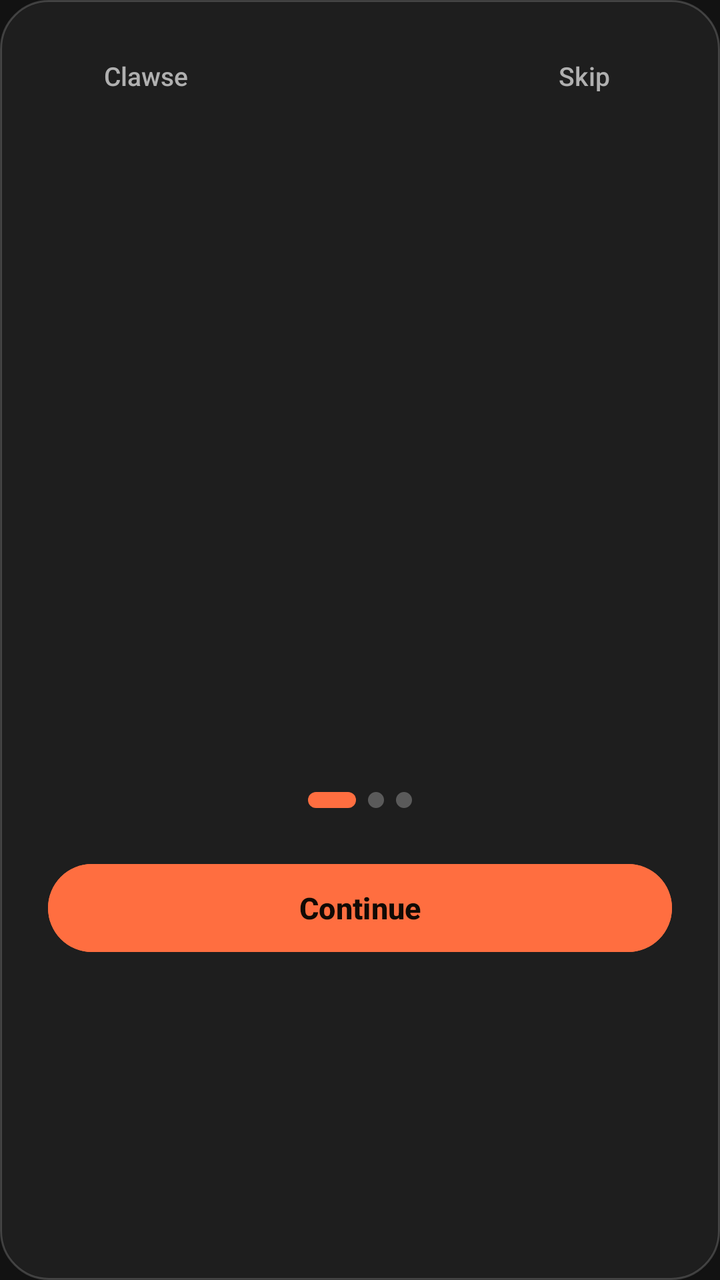
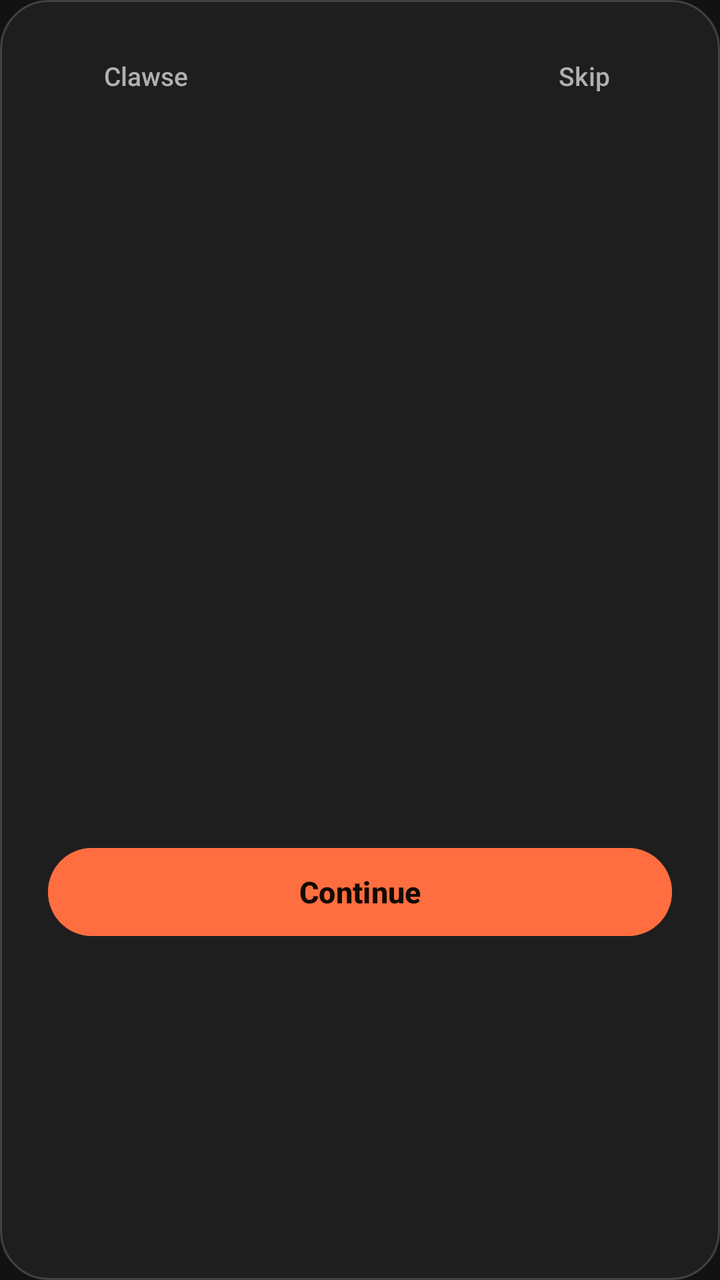

Before-and-after screenshots of an Android layout around one commit, followed by the original layout XML and the change that was made.
<!-- AndroidManifest.xml: application theme Theme.AntiScrollerKitty -->
<!-- res/layout/dialog_onboarding.xml -->
<?xml version="1.0" encoding="utf-8"?>
<LinearLayout xmlns:android="http://schemas.android.com/apk/res/android"
    xmlns:app="http://schemas.android.com/apk/res-auto"
    android:layout_width="match_parent"
    android:layout_height="wrap_content"
    android:orientation="vertical"
    android:background="@drawable/bg_dialog_glass"
    android:paddingStart="24dp"
    android:paddingEnd="24dp"
    android:paddingTop="20dp"
    android:paddingBottom="28dp">

    
    <RelativeLayout
        android:layout_width="match_parent"
        android:layout_height="wrap_content">

        
        <LinearLayout
            android:layout_width="wrap_content"
            android:layout_height="wrap_content"
            android:layout_alignParentStart="true"
            android:layout_centerVertical="true"
            android:gravity="center_vertical"
            android:orientation="horizontal">

            <ImageView
                android:layout_width="20dp"
                android:layout_height="20dp"
                android:src="@mipmap/ic_kitty_launcher"
                android:contentDescription="Clawse" />

            <TextView
                android:layout_width="wrap_content"
                android:layout_height="wrap_content"
                android:layout_marginStart="8dp"
                android:text="Clawse"
                android:textColor="@color/text_secondary"
                android:textSize="13sp"
                android:fontFamily="sans-serif-medium" />
        </LinearLayout>

        
        <com.google.android.material.button.MaterialButton
            android:id="@+id/btnOnboardingSkip"
            android:layout_width="wrap_content"
            android:layout_height="36dp"
            android:layout_alignParentEnd="true"
            android:layout_centerVertical="true"
            android:paddingStart="12dp"
            android:paddingEnd="12dp"
            android:paddingTop="0dp"
            android:paddingBottom="0dp"
            android:text="Skip"
            android:textColor="@color/text_secondary"
            android:textSize="13sp"
            style="@style/Widget.Material3.Button.TextButton" />
    </RelativeLayout>

    
    <androidx.viewpager2.widget.ViewPager2
        android:id="@+id/pagerOnboarding"
        android:layout_width="match_parent"
        android:layout_height="320dp"
        android:layout_marginTop="8dp"
        android:layout_marginBottom="8dp" />

    
    <LinearLayout
        android:id="@+id/layoutDots"
        android:layout_width="wrap_content"
        android:layout_height="wrap_content"
        android:layout_gravity="center_horizontal"
        android:layout_marginTop="4dp"
        android:layout_marginBottom="24dp"
        android:orientation="horizontal"
        android:gravity="center_vertical">

        <View
            android:id="@+id/dot0"
            android:layout_width="24dp"
            android:layout_height="8dp"
            android:layout_marginEnd="6dp"
            android:background="@drawable/bg_onboarding_dot_active" />

        <View
            android:id="@+id/dot1"
            android:layout_width="8dp"
            android:layout_height="8dp"
            android:layout_marginEnd="6dp"
            android:background="@drawable/bg_onboarding_dot_inactive" />

        <View
            android:id="@+id/dot2"
            android:layout_width="8dp"
            android:layout_height="8dp"
            android:background="@drawable/bg_onboarding_dot_inactive" />
    </LinearLayout>

    
    <com.google.android.material.button.MaterialButton
        android:id="@+id/btnOnboardingAction"
        android:layout_width="match_parent"
        android:layout_height="52dp"
        android:text="Continue"
        android:textColor="#120A05"
        android:textSize="15sp"
        android:textStyle="bold"
        android:backgroundTint="@color/primary"
        app:cornerRadius="26dp" />

</LinearLayout>
<!-- resources referenced by this layout -->
<resources>
  <color name="primary">#FF6E40</color>
  <color name="text_secondary">#B0B0B0</color>
  <!-- drawable bg_dialog_glass (drawable) -->
  <?xml version="1.0" encoding="utf-8"?>
  <shape xmlns:android="http://schemas.android.com/apk/res/android"
      android:shape="rectangle">
      <corners android:radius="24dp" />
      <solid android:color="#1E1E1E" />
      <stroke
          android:width="1dp"
          android:color="#2EFFFFFF" />
  </shape>
  <!-- drawable bg_onboarding_dot_active (drawable) -->
  <?xml version="1.0" encoding="utf-8"?>
  <shape xmlns:android="http://schemas.android.com/apk/res/android"
      android:shape="rectangle">
      <corners android:radius="4dp" />
      <solid android:color="@color/primary" />
  </shape>
  <!-- drawable bg_onboarding_dot_inactive (drawable) -->
  <?xml version="1.0" encoding="utf-8"?>
  <shape xmlns:android="http://schemas.android.com/apk/res/android"
      android:shape="oval">
      <solid android:color="#44FFFFFF" />
  </shape>
  <!-- mipmap ic_kitty_launcher: png bitmap (drawable-nodpi, 1941 bytes) -->
  <style name="Theme.AntiScrollerKitty" parent="Theme.Material3.Dark.NoActionBar">
          <item name="colorPrimary">@color/primary</item>
          <item name="colorOnPrimary">@color/on_primary</item>
          <item name="colorSecondary">@color/secondary</item>
          <item name="colorOnSecondary">@color/on_secondary</item>
          <item name="android:statusBarColor">@color/background</item>
          <item name="android:navigationBarColor">@color/background</item>
          <item name="android:windowBackground">@color/background</item>
      </style>
  <color name="on_primary">#FFFFFF</color>
  <color name="secondary">#26A69A</color>
  <color name="on_secondary">#FFFFFF</color>
  <color name="background">#121212</color>
</resources>

<!-- the commit's change to res/layout/dialog_onboarding.xml (unified diff, before → after) -->
@@ -74,28 +74,7 @@
         android:layout_marginTop="4dp"
         android:layout_marginBottom="24dp"
         android:orientation="horizontal"
-        android:gravity="center_vertical">
-
-        <View
-            android:id="@+id/dot0"
-            android:layout_width="24dp"
-            android:layout_height="8dp"
-            android:layout_marginEnd="6dp"
-            android:background="@drawable/bg_onboarding_dot_active" />
-
-        <View
-            android:id="@+id/dot1"
-            android:layout_width="8dp"
-            android:layout_height="8dp"
-            android:layout_marginEnd="6dp"
-            android:background="@drawable/bg_onboarding_dot_inactive" />
-
-        <View
-            android:id="@+id/dot2"
-            android:layout_width="8dp"
-            android:layout_height="8dp"
-            android:background="@drawable/bg_onboarding_dot_inactive" />
-    </LinearLayout>
+        android:gravity="center_vertical" />
 
     
     <com.google.android.material.button.MaterialButton
<!-- resource entries referenced after the edit -->
@@ -11,19 +11,6 @@
       <stroke
           android:width="1dp"
           android:color="#2EFFFFFF" />
-  </shape>
-  <!-- drawable bg_onboarding_dot_active (drawable) -->
-  <?xml version="1.0" encoding="utf-8"?>
-  <shape xmlns:android="http://schemas.android.com/apk/res/android"
-      android:shape="rectangle">
-      <corners android:radius="4dp" />
-      <solid android:color="@color/primary" />
-  </shape>
-  <!-- drawable bg_onboarding_dot_inactive (drawable) -->
-  <?xml version="1.0" encoding="utf-8"?>
-  <shape xmlns:android="http://schemas.android.com/apk/res/android"
-      android:shape="oval">
-      <solid android:color="#44FFFFFF" />
   </shape>
   <!-- mipmap ic_kitty_launcher: png bitmap (drawable-nodpi, 1941 bytes) -->
   <style name="Theme.AntiScrollerKitty" parent="Theme.Material3.Dark.NoActionBar">
